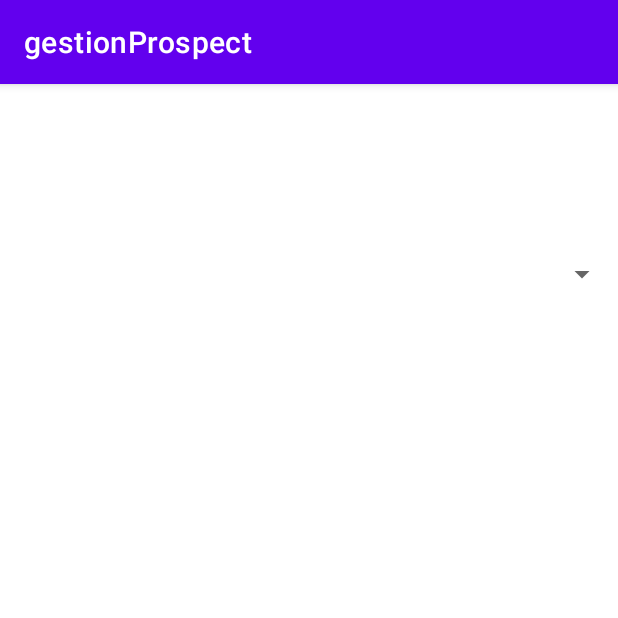
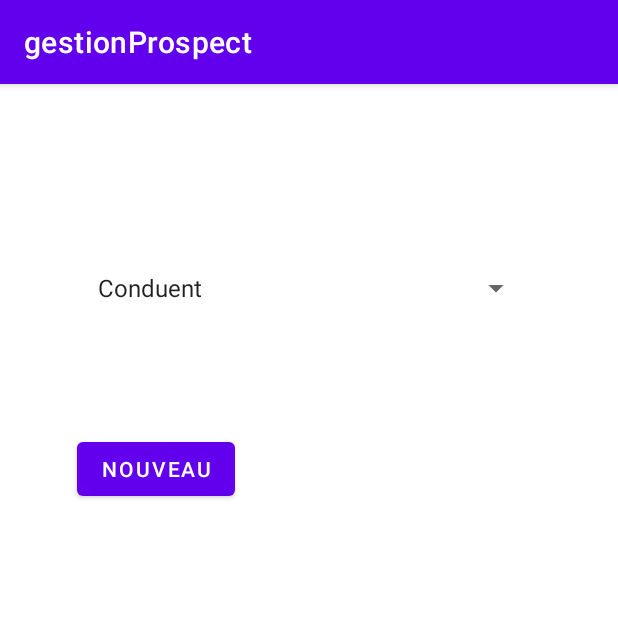
Before and after one commit to sylvain-grousset/gestionProspect, an Android app: the Accueil screen opened directly, with no data from a screen before it, on a phone screen of 412 x 824 dp, the top half of it. Run offline under Robolectric (Android 15) with nearby library versions, the phone set to English and light mode, and no system bars.

Commit message:
"Nouveau" activity + spinner

```diff
--- a/app/src/main/AndroidManifest.xml
+++ b/app/src/main/AndroidManifest.xml
@@ -18,6 +18,9 @@
         </activity>
         <activity android:name="Accueil" >
         </activity>
+
+        <activity android:name="Nouveau" >
+        </activity>
     </application>
 
 </manifest>
--- a/app/src/main/java/com/example/gestionprospect/Accueil.java
+++ b/app/src/main/java/com/example/gestionprospect/Accueil.java
@@ -1,15 +1,63 @@
 package com.example.gestionprospect;
 
+import android.content.Intent;
 import android.os.Bundle;
+import android.view.View;
+import android.widget.AdapterView;
+import android.widget.ArrayAdapter;
+import android.widget.Button;
+import android.widget.Spinner;
+import android.widget.Toast;
 
 import androidx.appcompat.app.AppCompatActivity;
+import android.content.Intent;
+
+import java.util.ArrayList;
 
 public class Accueil extends AppCompatActivity {
+
+    private Button nouveau;
+    private Spinner spinner;
 
     @Override
     protected void onCreate(Bundle savedInstanceState) {
         super.onCreate(savedInstanceState);
         setContentView(R.layout.activity_accueil);
 
+        //Liens entre graphique/variable
+        spinner = (Spinner) findViewById(R.id.spinner);
+        nouveau = (Button) findViewById(R.id.btn_nouveau);
+
+        //Ajout ds une arrayList les éléments que l'on va mettre ds la ListView
+        ArrayList<String> items = new ArrayList<>();
+        items.add("Conduent");
+        items.add("Cari Electronic");
+        items.add("Banque de France");
+
+        //Blabla pr ajouter dans la ListView
+        ArrayAdapter<String> arrayAdapter = new ArrayAdapter<String>(this,android.R.layout.simple_spinner_item, items);
+        arrayAdapter.setDropDownViewResource(android.R.layout.simple_spinner_dropdown_item);
+        spinner.setAdapter(arrayAdapter);
+
+        //Au click du bouton --> on ouvre l'activité Nouveau
+        nouveau.setOnClickListener(new View.OnClickListener() {
+            @Override
+            public void onClick(View v) {
+                Intent intent=new Intent(Accueil.this, Nouveau.class);
+                startActivity(intent);
+            }
+        });
+
+        //Quand on clique sur un item de la listView
+        spinner.setOnItemSelectedListener(new AdapterView.OnItemSelectedListener() {
+            @Override
+            public void onItemSelected(AdapterView<?> parent, View view, int position, long id) {
+                String tutorialsName = parent.getItemAtPosition(position).toString();
+                Toast.makeText(parent.getContext(), "Selected: " + tutorialsName,          Toast.LENGTH_LONG).show();
+            }
+            @Override
+            public void onNothingSelected(AdapterView <?> parent) {
+            }
+        });
     }
 }
--- a/app/src/main/java/com/example/gestionprospect/MainActivity.java
+++ b/app/src/main/java/com/example/gestionprospect/MainActivity.java
@@ -22,13 +22,14 @@ public class MainActivity extends AppCompatActivity {
         super.onCreate(savedInstanceState);
         setContentView(R.layout.activity_main);
 
+        //Liens entre graphique/variable
         login = (TextView) findViewById(R.id.editTextLogin);
         password = (TextView) findViewById(R.id.editTextPassword);
         validate = (Button) findViewById(R.id.btn_Validate);
-
         textViewLogin = (TextView) findViewById(R.id.textViewLogin);
         textViewMDP = (TextView) findViewById(R.id.textViewMDP);
 
+        //Quand on click sur le bouton --> méthode connection
         validate.setOnClickListener(new View.OnClickListener() {
             @Override
             public void onClick(View v) {
--- /dev/null
+++ b/app/src/main/java/com/example/gestionprospect/Nouveau.java
@@ -0,0 +1,14 @@
+package com.example.gestionprospect;
+
+import android.os.Bundle;
+
+import androidx.appcompat.app.AppCompatActivity;
+
+public class Nouveau extends AppCompatActivity {
+
+    @Override
+    protected void onCreate(Bundle savedInstanceState) {
+        super.onCreate(savedInstanceState);
+        setContentView(R.layout.activity_nouveau);
+    }
+}
--- a/app/src/main/res/layout/activity_accueil.xml
+++ b/app/src/main/res/layout/activity_accueil.xml
@@ -7,13 +7,32 @@
 
     <Spinner
         android:id="@+id/spinner"
-        android:layout_width="match_parent"
-        android:layout_height="wrap_content"
-        android:layout_marginTop="96dp"
-        android:layout_marginBottom="611dp"
+        android:layout_width="297dp"
+        android:layout_height="25dp"
+        android:layout_marginStart="57dp"
+        android:layout_marginLeft="57dp"
+        android:layout_marginTop="105dp"
+        android:layout_marginEnd="57dp"
+        android:layout_marginRight="57dp"
+        android:layout_marginBottom="601dp"
         app:layout_constraintBottom_toBottomOf="parent"
         app:layout_constraintEnd_toEndOf="parent"
         app:layout_constraintStart_toStartOf="parent"
         app:layout_constraintTop_toTopOf="parent" />
 
+    <Button
+        android:id="@+id/btn_nouveau"
+        android:layout_width="wrap_content"
+        android:layout_height="wrap_content"
+        android:layout_marginStart="57dp"
+        android:layout_marginLeft="57dp"
+        android:layout_marginTop="214dp"
+        android:layout_marginEnd="261dp"
+        android:layout_marginRight="261dp"
+        android:layout_marginBottom="469dp"
+        android:text="Nouveau"
+        app:layout_constraintBottom_toBottomOf="parent"
+        app:layout_constraintEnd_toEndOf="parent"
+        app:layout_constraintStart_toStartOf="parent"
+        app:layout_constraintTop_toTopOf="parent" />
 </androidx.constraintlayout.widget.ConstraintLayout>
--- /dev/null
+++ b/app/src/main/res/layout/activity_nouveau.xml
@@ -0,0 +1,6 @@
+<?xml version="1.0" encoding="utf-8"?>
+<androidx.constraintlayout.widget.ConstraintLayout
+    xmlns:android="http://schemas.android.com/apk/res/android" android:layout_width="match_parent"
+    android:layout_height="match_parent">
+
+</androidx.constraintlayout.widget.ConstraintLayout>
```
